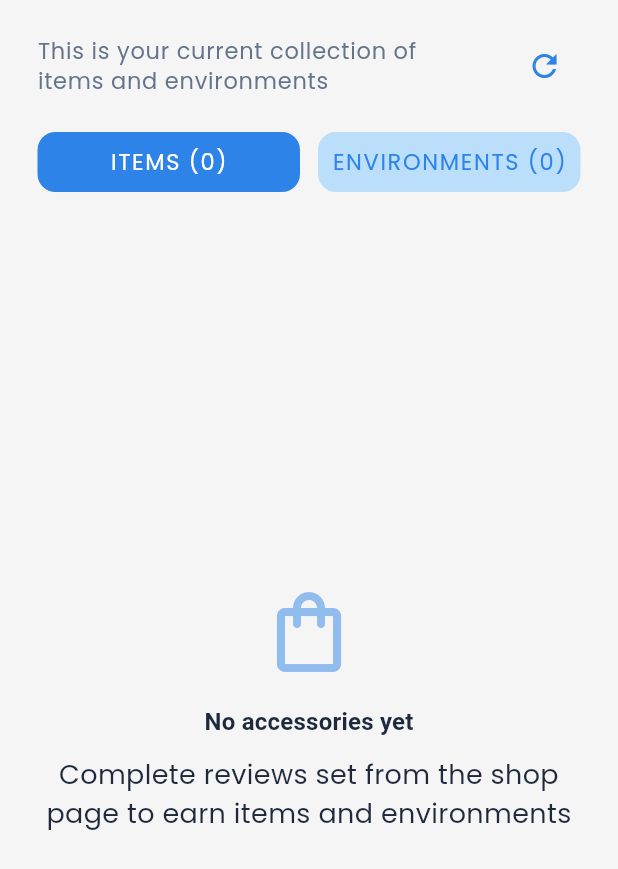
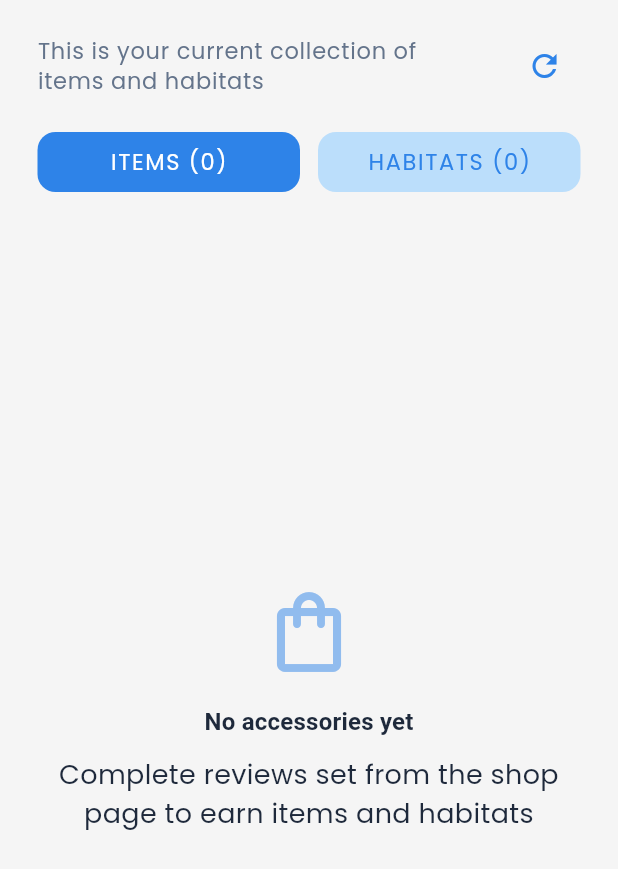
Before and after one commit to khalilFadi/safeScales-App, a Flutter app: the ItemsScreen screen opened directly, on a phone screen of 412 x 824 dp. Shown: the top 869 px of the screen. Run offline on Flutter 3.47's test engine with Material 3 defaults, Android fonts, the phone set to English and light mode, and no system bars; our stand-ins replace flutter_dotenv, flutter_markdown, flutter_tts, font_awesome_flutter, google_fonts, package_info_plus and 2 more; missing offline and left inert: dart:js; accounts and stored records are empty; project files that could hold a hidden picture were left out.

Commit message:
changing env to habitat

```diff
--- a/lib/ui/screens/dragon_decoration/dragon_decoration_screen.dart
+++ b/lib/ui/screens/dragon_decoration/dragon_decoration_screen.dart
@@ -578,7 +578,7 @@ class _DragonDressUpPageState extends State<DragonDressUpPage> {
     if (decorationProvider.isLoadingEnvironments) {
       ScaffoldMessenger.of(
         context,
-      ).showSnackBar(SnackBar(content: Text('Loading environments...')));
+      ).showSnackBar(SnackBar(content: Text('Loading habitats...')));
       return;
     }
 
@@ -609,7 +609,7 @@ class _DragonDressUpPageState extends State<DragonDressUpPage> {
                   const SizedBox(width: 12),
                   Expanded(
                     child: Text(
-                      'Select Environment',
+                      'Select Habitat',
                       style: theme.textTheme.titleLarge?.copyWith(
                         fontWeight: FontWeight.bold,
                         color: colorScheme.onSurface,
--- a/lib/ui/screens/items_screen.dart
+++ b/lib/ui/screens/items_screen.dart
@@ -76,7 +76,7 @@ class _ItemsScreenState extends State<ItemsScreen> {
                     children: [
                       Expanded(
                         child: Text(
-                          'This is your current collection of\nitems and environments',
+                          'This is your current collection of\nitems and habitats',
                           style: theme.textTheme.labelMedium,
                         ),
                       ),
@@ -137,7 +137,7 @@ class _ItemsScreenState extends State<ItemsScreen> {
                             ),
                             child: Center(
                               child: Text(
-                                'ENVIRONMENTS (${itemProvider.environments.length})',
+                                'HABITATS (${itemProvider.environments.length})',
                                 style: theme.textTheme.bodySmall?.copyWith(
                                   color: selectedTab == 1
                                       ? selectedText
@@ -221,7 +221,7 @@ class _ItemsScreenState extends State<ItemsScreen> {
             ),
             const SizedBox(height: 16),
             Text(
-              selectedTab == 0 ? 'No accessories yet' : 'No environments yet',
+              selectedTab == 0 ? 'No accessories yet' : 'No habitats yet',
               style: theme.textTheme.titleMedium?.copyWith(
                 fontWeight: FontWeight.bold,
               ),
@@ -229,8 +229,8 @@ class _ItemsScreenState extends State<ItemsScreen> {
             const SizedBox(height: 10),
             Text(
               selectedTab == 0
-                  ? 'Complete reviews set from the shop page to earn items and environments'
-                  : 'Complete lessons and quizzes to\nunlock beautiful environments!',
+                  ? 'Complete reviews set from the shop page to earn items and habitats'
+                  : 'Complete lessons and quizzes to\nunlock beautiful habitats!',
               style: theme.textTheme.bodyMedium,
               textAlign: TextAlign.center,
             ),
@@ -263,7 +263,7 @@ class _ItemsScreenState extends State<ItemsScreen> {
               name: item.name,
               onTap: () {
                 // Handle item tap
-                _showItemDetails(context, item, selectedTab == 0 ? 'accessory' : 'environment');
+                _showItemDetails(context, item, selectedTab == 0 ? 'accessory' : 'habitat');
               },
             ),
         ],
--- a/lib/ui/screens/review_set/review_results_screen.dart
+++ b/lib/ui/screens/review_set/review_results_screen.dart
@@ -111,7 +111,7 @@ class _ReviewResultsScreen extends State<ReviewResultsScreen> {
               ),
               child: Center(
                 child: Text(
-                  'ENVIRONMENTS (${shopProvider.availableEnvironments.length})'.toUpperCase(),
+                  'HABITATS (${shopProvider.availableEnvironments.length})'.toUpperCase(),
                   style: theme.textTheme.bodySmall?.copyWith(
                     color:
                     !isItemsTabSelected ? selectedText : unselectedText,
@@ -218,7 +218,7 @@ class _ReviewResultsScreen extends State<ReviewResultsScreen> {
             SizedBox(height: 15),
 
             Text(
-              'Pick a item or environment you\'d like to add to your collection',
+              'Pick a item or habitat you\'d like to add to your collection',
               textAlign: TextAlign.center,
               style: theme.textTheme.bodyMedium,
             ),
--- a/lib/ui/screens/shop_screen.dart
+++ b/lib/ui/screens/shop_screen.dart
@@ -224,7 +224,7 @@ class _ShopScreenState extends State<ShopScreen> {
                           // Subtitle
                           Expanded(
                             child: Text(
-                              'Earn new items and environments for your dragons by completing review sets from finished lessons.',
+                              'Earn new items and habitats for your dragons by completing review sets from finished lessons.',
                               style: theme.textTheme.labelMedium,
                             ),
                           ),
@@ -462,7 +462,7 @@ class _ShopScreenState extends State<ShopScreen> {
               ),
               child: Center(
                 child: Text(
-                  'ENVIRONMENTS (${shopProvider.availableEnvironments.length})'.toUpperCase(),
+                  'HABITATS (${shopProvider.availableEnvironments.length})'.toUpperCase(),
                   style: theme.textTheme.bodySmall?.copyWith(
                     color:
                     !isItemsTabSelected ? selectedText : unselectedText,
--- a/lib/ui/widgets/dragon_id_card.dart
+++ b/lib/ui/widgets/dragon_id_card.dart
@@ -357,7 +357,7 @@ class _DragonIdCardState extends State<DragonIdCard> {
                           child: _buildStatItem(
                             context: context,
                             icon: Icons.landscape,
-                            label: 'Environment',
+                            label: 'Habitat',
                             value: widget.favoriteEnvironment,
                           ),
                         ),
```
